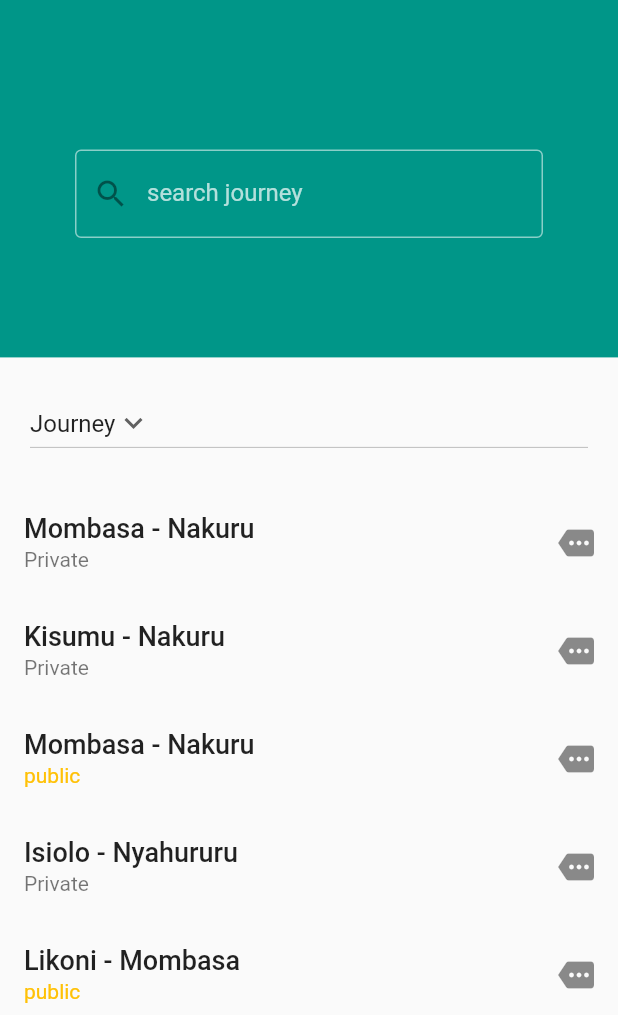
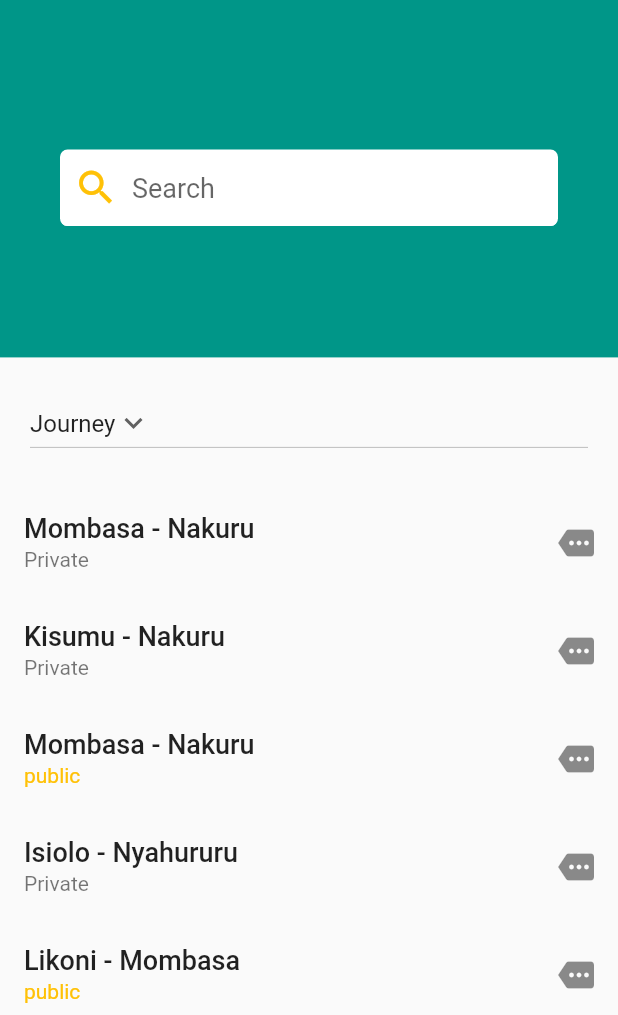
Before and after one commit to jamesguru/Jcargo, a Flutter app: the screen it shows after launch, on a phone screen of 412 x 824 dp, the part 221-1236 px from its top. Run offline on Flutter 3.47's test engine with Material 2 defaults, Android fonts, the phone set to English and light mode, and no system bars; our stand-ins replace google_maps_flutter, location; missing offline and left inert: dart:js_util, flutter_polyline_points.

Commit message:
working on fixes

```diff
--- a/jcargo/lib/Pages/Homepage.dart
+++ b/jcargo/lib/Pages/Homepage.dart
@@ -1,3 +1,6 @@
+import 'dart:convert';
+import 'dart:js_util';
+
 import 'package:flutter/material.dart';
 import 'package:jcargo/Pages/Journey.dart';
 
@@ -14,6 +17,7 @@ class HomePage extends StatelessWidget {
       'Movers',
       'Parcels',
     ];
+
     return Scaffold(
         drawer:
             const Drawer(backgroundColor: Color.fromARGB(255, 88, 214, 202)),
@@ -39,19 +43,28 @@ class HomePage extends StatelessWidget {
                   ),
                 ),
                 Padding(
-                  padding: const EdgeInsets.only(left: 50, right: 50, top: 50),
+                  padding: const EdgeInsets.only(left: 40, right: 40, top: 50),
                   child: TextFormField(
-                    style: const TextStyle(
-                      color: Colors.white,
+                    style: const TextStyle(fontSize: 18, color: Colors.black54),
+                    decoration: InputDecoration(
+                      prefixIcon: const Icon(
+                        Icons.search,
+                        color: Colors.amber,
+                        size: 30,
+                      ),
+                      filled: true,
+                      fillColor: Colors.white,
+                      hintText: 'Search',
+                      contentPadding: const EdgeInsets.all(15),
+                      focusedBorder: OutlineInputBorder(
+                        borderSide: const BorderSide(color: Colors.white),
+                        borderRadius: BorderRadius.circular(5),
+                      ),
+                      enabledBorder: UnderlineInputBorder(
+                        borderSide: const BorderSide(color: Colors.white),
+                        borderRadius: BorderRadius.circular(5),
+                      ),
                     ),
-                    onChanged: (value) {},
-                    decoration: const InputDecoration(
-                        enabledBorder: OutlineInputBorder(
-                            borderSide: BorderSide(color: Colors.white54)),
-                        labelText: 'search journey',
-                        labelStyle: TextStyle(color: Colors.white70),
-                        prefixIcon: Icon(Icons.search),
-                        hintStyle: TextStyle(color: Colors.white)),
                   ),
                 )
               ]),
```
